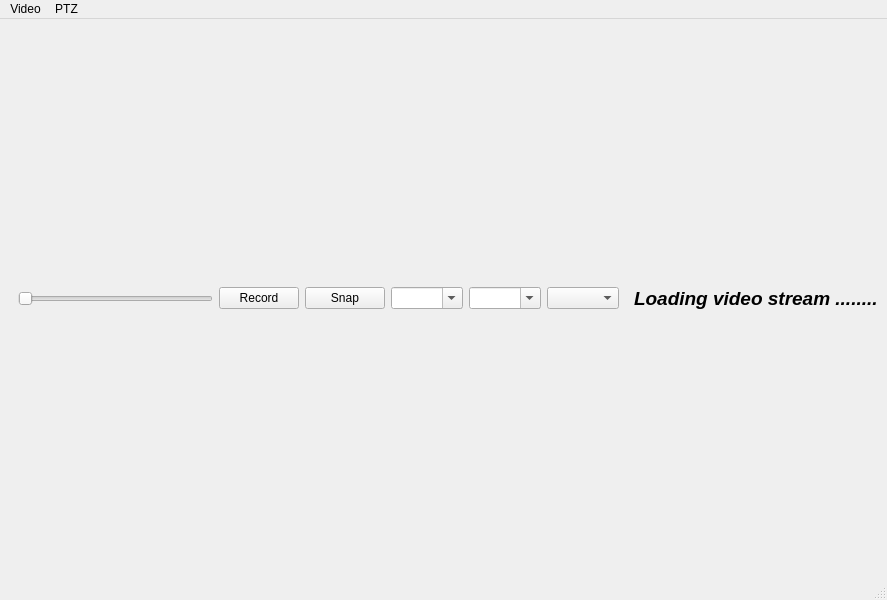
The window that rtspwindow.ui (surfzoid/QtVsPlayer) describes before a commit, drawn with Qt 5.
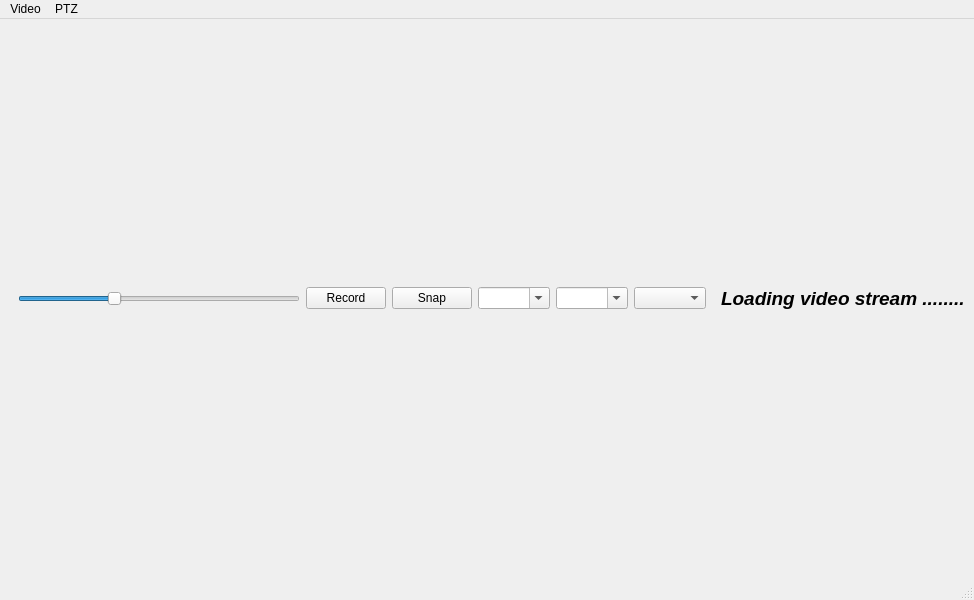
The same window after the commit. Icons and pictures are not drawn.

Commit message: Set PTZSpeed default value to 3. Display media state.

```diff
--- a/rtspwindow.ui
+++ b/rtspwindow.ui
@@ -6,7 +6,7 @@
    <rect>
     <x>0</x>
     <y>0</y>
-    <width>887</width>
+    <width>974</width>
     <height>600</height>
    </rect>
   </property>
@@ -43,10 +43,10 @@
           <number>1</number>
          </property>
          <property name="value">
-          <number>1</number>
+          <number>3</number>
          </property>
          <property name="sliderPosition">
-          <number>1</number>
+          <number>3</number>
          </property>
          <property name="orientation">
           <enum>Qt::Horizontal</enum>
@@ -139,7 +139,7 @@
     <rect>
      <x>0</x>
      <y>0</y>
-     <width>887</width>
+     <width>974</width>
      <height>29</height>
     </rect>
    </property>
```
Left out of the diff: 4 changed lines with no effect on the pictures. The commit also changes 2 other files.
